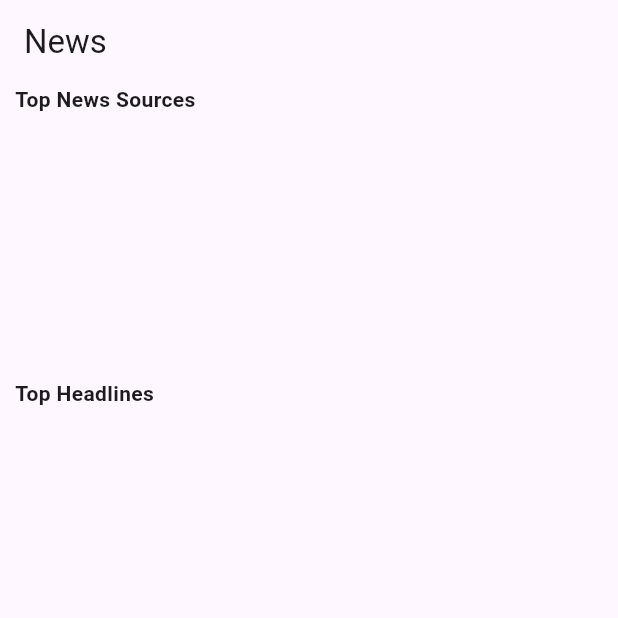
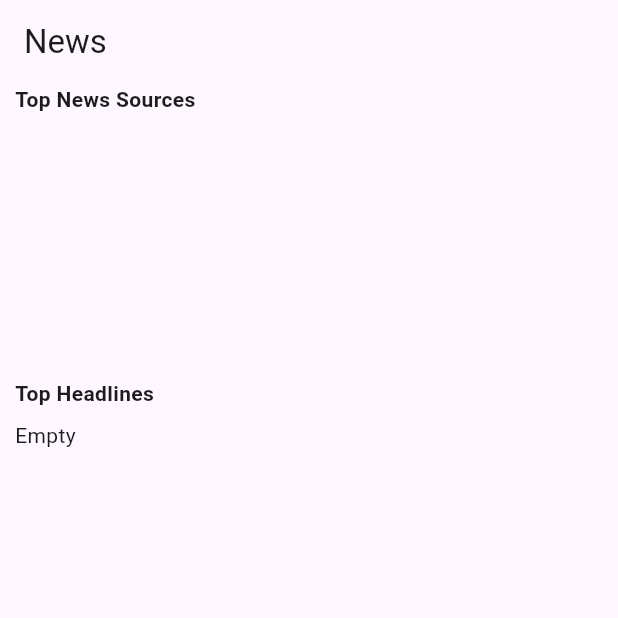
Before and after one commit to kobe-arthurlopes/sprint3, a Flutter app: the screen it shows after launch, on a phone screen of 412 x 824 dp, the top half of it. Run offline on Flutter 3.47's test engine with Material 3 defaults, Android fonts, the phone set to English and light mode, and no system bars; our stand-ins replace dio, equatable, firebase_core, firebase_remote_config; missing offline and left inert: contentful; accounts and stored records are empty; generated files the repository leaves out were written again; network calls fail; statements that could not run were skipped.

Commit message:
feat: add empty view to articles list widget

```diff
--- a/sprint3_app/lib/widgets/all_articles_list.dart
+++ b/sprint3_app/lib/widgets/all_articles_list.dart
@@ -16,6 +16,9 @@ class AllArticlesList extends StatelessWidget {
 
   @override
   Widget build(BuildContext context) {
+    if (articles.isEmpty) {
+      return Text('Empty');
+    } else {
       return ListView.builder(
         itemCount: articles.length,
         shrinkWrap: true,
@@ -37,3 +40,4 @@ class AllArticlesList extends StatelessWidget {
       );
     }
   }
+}
```
Lines whose indentation alone changed are shown as unchanged.
